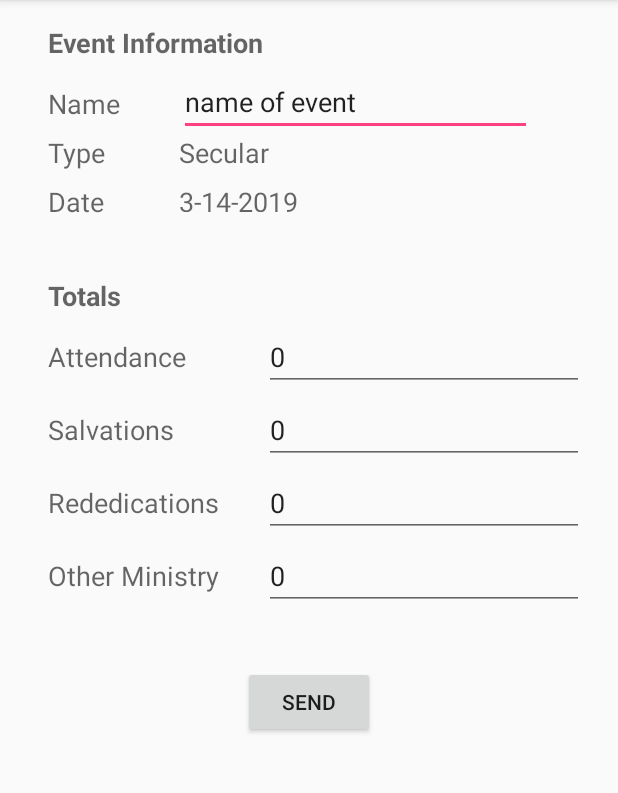
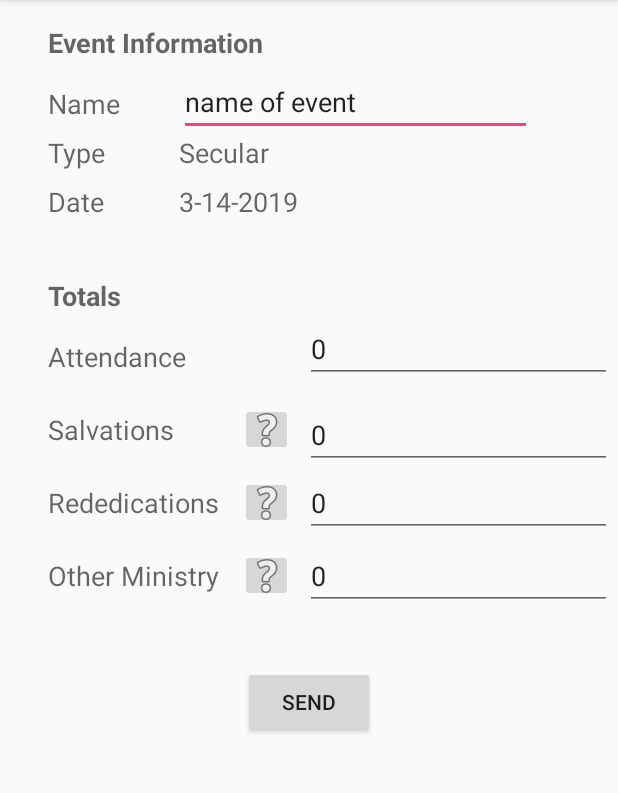
Before and after one commit to pauldshep/CMAActivityReport, an Android app: the screen it shows after launch (ActivityMain), on a phone screen of 412 x 824 dp, the part 84-877 px from its top. Run offline under Robolectric (Android 15) with nearby library versions, the phone set to English and light mode, and no system bars.

Commit message:
Added help buttons

```diff
--- a/app/src/main/res/layout/activity_main.xml
+++ b/app/src/main/res/layout/activity_main.xml
@@ -16,11 +16,7 @@
             app:layout_constraintLeft_toLeftOf="parent"
             app:layout_constraintRight_toRightOf="parent">
 
-
         <android.support.constraint.ConstraintLayout
-            xmlns:android="http://schemas.android.com/apk/res/android"
-            xmlns:app="http://schemas.android.com/apk/res-auto"
-            xmlns:tools="http://schemas.android.com/tools"
                 android:layout_width="match_parent"
                 android:layout_height="wrap_content"
                 android:orientation="vertical"
@@ -29,6 +25,24 @@
                 android:scrollbars="vertical">
 
             <!-- Title: Event Information -->
+            <ImageButton
+                    android:layout_width="35dp"
+                    android:layout_height="35dp"
+                    app:srcCompat="@android:drawable/ic_menu_help"
+                    android:id="@+id/imageButtonOtherHelp"
+                    app:layout_constraintStart_toEndOf="@+id/textView_other"
+                    android:layout_marginStart="8dp"
+                    app:layout_constraintTop_toTopOf="@+id/textView_other"
+                    app:layout_constraintBottom_toBottomOf="@+id/textView_other"/>
+            <ImageButton
+                    android:layout_width="35dp"
+                    android:layout_height="35dp"
+                    app:srcCompat="@android:drawable/ic_menu_help"
+                    android:id="@+id/imageButtonSlavationHelp"
+                    app:layout_constraintStart_toEndOf="@+id/textView_salvations"
+                    android:layout_marginStart="8dp"
+                    app:layout_constraintTop_toTopOf="@+id/textView_salvations"
+                    app:layout_constraintBottom_toBottomOf="@+id/textView_salvations"/>
             <TextView
                     android:layout_width="wrap_content"
                     android:layout_height="wrap_content"
@@ -65,10 +79,8 @@
                 android:id="@+id/editTextEventName"
                 android:text="@string/edittext_event_name"
                 android:layout_below="@+id/eventInfo"
-                android:layout_alignParentRight="true"
                 android:layout_alignParentEnd="true"
                 android:layout_toEndOf="@+id/eventName"
-                android:layout_toRightOf="@+id/eventName"
                 app:layout_constraintStart_toEndOf="@+id/eventName"
                 android:layout_marginStart="32dp"
                 app:layout_constraintBottom_toBottomOf="@+id/eventName"
@@ -81,10 +93,8 @@
                 android:text="@string/event_type"
                 android:id="@+id/textViewTypeTitle"
                 android:textAppearance="?android:attr/textAppearanceMedium"
-                android:layout_alignParentLeft="true"
                 android:layout_alignParentStart="true"
                 android:gravity="center_vertical"
-                android:layout_alignRight="@+id/eventName"
                 android:layout_alignEnd="@+id/eventName"
                 android:layout_below="@+id/eventName"
                 android:layout_above="@+id/textViewEventDate"
@@ -99,9 +109,7 @@
                 android:id="@+id/textViewEventType"
                 android:text="@string/edittext_type"
                 android:textAppearance="?android:attr/textAppearanceMedium"
-                android:layout_alignLeft="@+id/editTextEventName"
                 android:layout_alignStart="@+id/editTextEventName"
-                android:layout_alignParentRight="true"
                 android:layout_alignParentEnd="true"
                 android:layout_below="@+id/eventName"
                 app:layout_constraintStart_toEndOf="@+id/textViewTypeTitle"
@@ -115,10 +123,8 @@
                 android:text="@string/event_date"
                 android:id="@+id/textViewDateTitle"
                 android:textAppearance="?android:attr/textAppearanceMedium"
-                android:layout_alignParentLeft="true"
                 android:layout_alignParentStart="true"
                 android:gravity="center_vertical"
-                android:layout_alignRight="@+id/textViewTypeTitle"
                 android:layout_alignEnd="@+id/textViewTypeTitle"
                 android:layout_alignBottom="@+id/textViewEventDate"
                 android:layout_below="@+id/textViewTypeTitle"
@@ -135,9 +141,7 @@
                 android:text="@string/edittext_date"
                 android:ems="10"
                 android:id="@+id/textViewEventDate"
-                android:layout_alignLeft="@+id/textViewEventType"
                 android:layout_alignStart="@+id/textViewEventType"
-                android:layout_alignRight="@+id/textViewEventType"
                 android:layout_alignEnd="@+id/textViewEventType"
                 android:layout_below="@+id/textViewEventType"
                 app:layout_constraintStart_toEndOf="@+id/textViewDateTitle"
@@ -152,7 +156,6 @@
                 android:id="@+id/textView_totals"
                 android:text="@string/event_totals"
                 android:layout_below="@+id/textViewDateTitle"
-                android:layout_alignParentLeft="true"
                 android:layout_alignParentStart="true"
                 android:textStyle="bold"
                 android:paddingTop="10dp"
@@ -171,7 +174,6 @@
                 android:textAppearance="?android:attr/textAppearanceMedium"
                 android:gravity="center_vertical"
                 android:layout_alignTop="@+id/editTextEventAttend"
-                android:layout_alignParentLeft="true"
                 android:layout_alignParentStart="true"
                 android:layout_alignBottom="@+id/editTextEventAttend"
                 android:layout_marginTop="16dp"
@@ -187,13 +189,12 @@
                     android:ems="10"
                     android:id="@+id/editTextEventAttend"
                     android:paddingTop="10dp"
-                android:layout_alignRight="@+id/textViewEventDate"
                     android:layout_alignEnd="@+id/textViewEventDate"
                     android:layout_below="@+id/textView_totals"
-                app:layout_constraintStart_toEndOf="@+id/eventAttend"
-                android:layout_marginStart="24dp"
                     app:layout_constraintBottom_toBottomOf="@+id/eventAttend"
-                app:layout_constraintTop_toTopOf="@+id/eventAttend"/>
+                    app:layout_constraintTop_toTopOf="@+id/eventAttend"
+                    app:layout_constraintStart_toStartOf="@+id/editTextSalvations"
+                    app:layout_constraintVertical_bias="0.761"/>
 
         <!-- Number of Salvations -->
         <TextView
@@ -203,10 +204,8 @@
                 android:gravity="center_vertical"
                 android:text="@string/event_salvations"
                 android:id="@+id/textView_salvations"
-                android:layout_alignRight="@+id/eventAttend"
                 android:layout_alignEnd="@+id/eventAttend"
                 android:layout_below="@+id/editTextEventAttend"
-                android:layout_alignParentLeft="true"
                 android:layout_alignParentStart="true"
                 android:layout_alignBottom="@+id/editTextSalvations"
                 android:layout_marginTop="24dp"
@@ -222,13 +221,13 @@
                     android:ems="10"
                     android:id="@+id/editTextSalvations"
                     android:text="@string/edittext_salvations"
-                android:layout_alignLeft="@+id/editTextEventAttend"
                     android:layout_alignStart="@+id/editTextEventAttend"
                     android:layout_below="@+id/editTextEventAttend"
-                app:layout_constraintStart_toEndOf="@+id/textView_salvations"
-                android:layout_marginStart="24dp"
                     app:layout_constraintBottom_toBottomOf="@+id/textView_salvations"
-                app:layout_constraintTop_toTopOf="@+id/textView_salvations"/>
+                    app:layout_constraintTop_toTopOf="@+id/textView_salvations"
+                    app:layout_constraintVertical_bias="0.333"
+                    app:layout_constraintStart_toEndOf="@+id/imageButtonSlavationHelp"
+                    android:layout_marginStart="8dp"/>
 
         <!-- Number of rededications -->
         <TextView
@@ -238,7 +237,6 @@
                 android:gravity="center_vertical"
                 android:text="@string/event_rededications"
                 android:id="@+id/textView_rededications"
-                android:layout_alignParentLeft="true"
                 android:layout_alignParentStart="true"
                 android:layout_alignTop="@+id/editTextRededications"
                 android:layout_alignBottom="@+id/editTextRededications"
@@ -258,9 +256,9 @@
                     android:layout_alignStart="@+id/editTextSalvations"
                     android:layout_below="@+id/editTextSalvations"
                     app:layout_constraintTop_toTopOf="@+id/textView_rededications"
-                app:layout_constraintStart_toEndOf="@+id/textView_rededications"
-                android:layout_marginStart="24dp"
-                app:layout_constraintBottom_toBottomOf="@+id/textView_rededications"/>
+                    app:layout_constraintBottom_toBottomOf="@+id/textView_rededications"
+                    app:layout_constraintStart_toEndOf="@+id/imageButtonRededicationHelp"
+                    android:layout_marginStart="8dp"/>
 
 
         <!-- Other Ministry -->
@@ -271,11 +269,9 @@
                 android:gravity="center_vertical"
                 android:text="@string/event_other"
                 android:id="@+id/textView_other"
-                android:layout_alignRight="@+id/textView_rededications"
                 android:layout_alignEnd="@+id/textView_rededications"
                 android:layout_alignTop="@+id/editTextOther"
                 android:layout_alignBottom="@+id/editTextOther"
-                android:layout_alignParentLeft="true"
                 android:layout_alignParentStart="true"
                 android:layout_marginStart="24dp"
                 app:layout_constraintStart_toStartOf="parent"
@@ -289,13 +285,12 @@
                     android:ems="10"
                     android:id="@+id/editTextOther"
                     android:text="@string/edittext_other"
-                android:layout_alignLeft="@+id/editTextRededications"
                     android:layout_alignStart="@+id/editTextRededications"
                     android:layout_below="@+id/editTextRededications"
                     app:layout_constraintTop_toTopOf="@+id/textView_other"
-                app:layout_constraintStart_toEndOf="@+id/textView_other"
-                android:layout_marginStart="24dp"
-                app:layout_constraintBottom_toBottomOf="@+id/textView_other"/>
+                    app:layout_constraintBottom_toBottomOf="@+id/textView_other"
+                    app:layout_constraintStart_toEndOf="@+id/imageButtonOtherHelp"
+                    android:layout_marginStart="8dp"/>
 
         !-- Control Buttons -->
         <Button
@@ -304,9 +299,7 @@
                 android:text="@string/button_send"
                 android:id="@+id/button_send"
                 android:layout_below="@+id/textView_other"
-                android:layout_alignLeft="@+id/textView_other"
                 android:layout_alignStart="@+id/textView_other"
-                android:layout_alignRight="@+id/editTextOther"
                 android:layout_alignEnd="@+id/editTextOther"
                 android:layout_marginEnd="8dp"
                 app:layout_constraintEnd_toEndOf="parent"
@@ -314,6 +307,15 @@
                 app:layout_constraintStart_toStartOf="parent"
                 android:layout_marginTop="48dp"
                 app:layout_constraintTop_toBottomOf="@+id/textView_other"/>
+            <ImageButton
+                    android:layout_width="35dp"
+                    android:layout_height="35dp"
+                    app:srcCompat="@android:drawable/ic_menu_help"
+                    android:id="@+id/imageButtonRededicationHelp"
+                    app:layout_constraintStart_toEndOf="@+id/textView_rededications"
+                    android:layout_marginStart="8dp"
+                    app:layout_constraintTop_toTopOf="@+id/textView_rededications"
+                    app:layout_constraintBottom_toBottomOf="@+id/textView_rededications"/>
 
         </android.support.constraint.ConstraintLayout>
 
```
Also changed, not shown: app/src/main/java/com/sss/android/cmaactivityreport/ActivityEventTypes.java (+29 -0 lines), app/src/main/java/com/sss/android/cmaactivityreport/ActivityMain.java (+61 -7 lines), app/src/main/res/layout/activity_event.xml (+10 -1 lines), 1 other file. Lines whose indentation alone changed are shown as unchanged.
